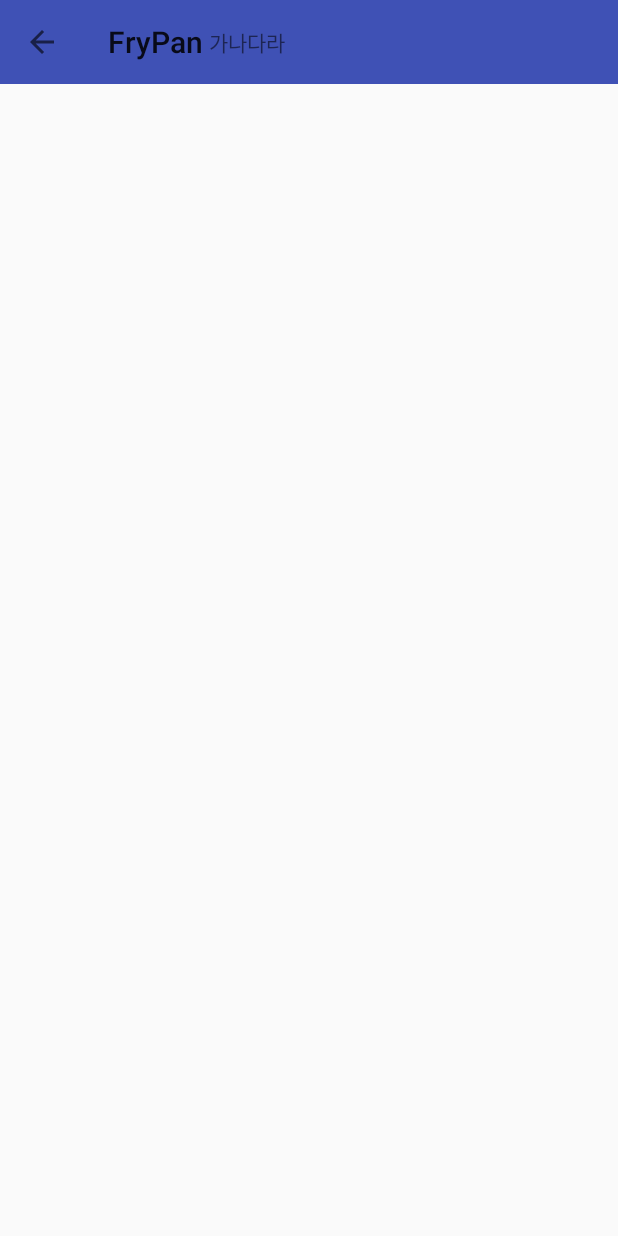
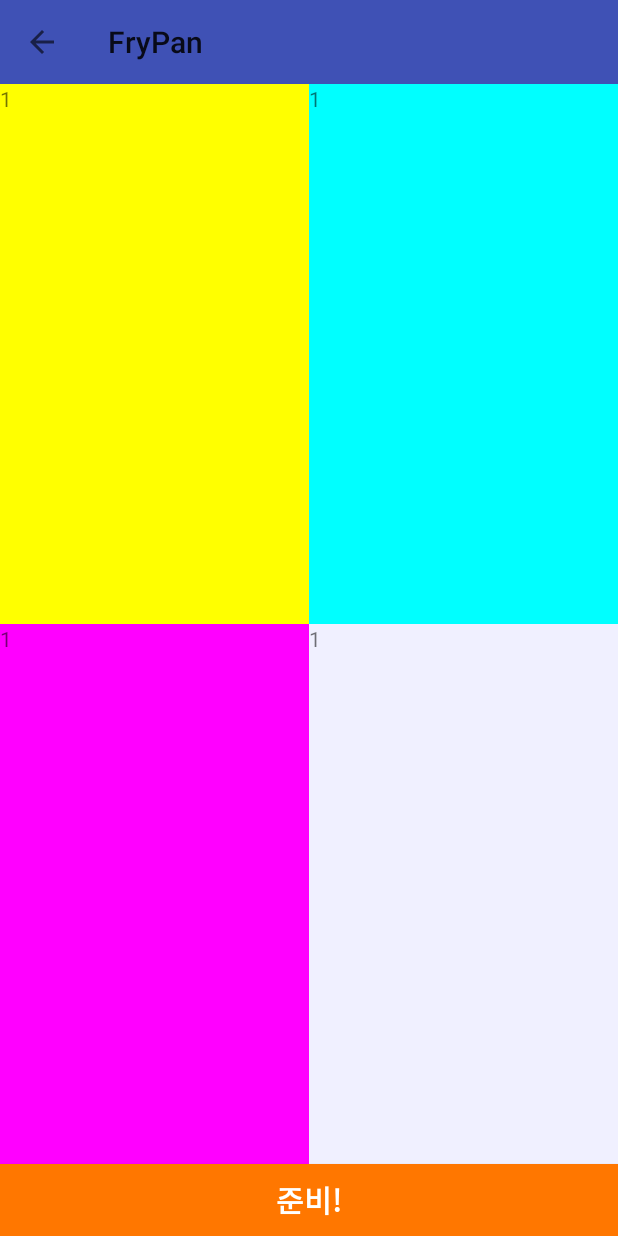
Before and after one commit to Team-FryPan/FryingPan, an Android app: the WaitingRoomActivity screen opened directly, with no data from a screen before it, on a phone screen of 412 x 824 dp. Run offline under Robolectric (Android 15) with nearby library versions, the phone set to English and light mode, and no system bars; 2 statements that could not run were skipped.

Commit message:
MainActivity & WaitingRoomActivity design + alpha

```diff
--- a/app/src/main/AndroidManifest.xml
+++ b/app/src/main/AndroidManifest.xml
@@ -9,7 +9,8 @@
         android:icon="@mipmap/ic_launcher"
         android:label="@string/app_name"
         android:supportsRtl="true"
-        android:theme="@style/AppTheme">
+        android:theme="@style/AppTheme"
+        android:largeHeap="true">
         <activity android:name=".MainActivity">
             <intent-filter>
                 <action android:name="android.intent.action.MAIN" />
--- a/app/src/main/java/net/cloudapp/eggfry/frypan/MainActivity.java
+++ b/app/src/main/java/net/cloudapp/eggfry/frypan/MainActivity.java
@@ -53,6 +53,7 @@ public class MainActivity extends AppCompatActivity implements HttpResponse{
 
         }
 
+        // 소리 세팅
         bgmManager = new BackGroundMusicManager(this, R.raw.opening);
         soundManager = new SoundManager(this);
         setSound();
@@ -65,6 +66,9 @@ public class MainActivity extends AppCompatActivity implements HttpResponse{
             }
         }, 3000);
 
+
+
+
     }
 
     public void onPlayBtnClicked(View v) {
@@ -75,7 +79,7 @@ public class MainActivity extends AppCompatActivity implements HttpResponse{
 
     public void onHowToBtnClicked(View v) {
         soundManager.playSound("click");
-        Intent it = new Intent(this, WaitingRoomActivity.class);
+        Intent it = new Intent(this, HowToActivity.class);
         startActivity(it);
     }
 
--- a/app/src/main/java/net/cloudapp/eggfry/frypan/WaitingRoomActivity.java
+++ b/app/src/main/java/net/cloudapp/eggfry/frypan/WaitingRoomActivity.java
@@ -9,6 +9,7 @@ import android.support.v7.app.ActionBar;
 import android.support.v7.app.AppCompatActivity;
 import android.os.Bundle;
 import android.support.v7.widget.Toolbar;
+import android.view.View;
 
 public class WaitingRoomActivity extends AppCompatActivity {
 
@@ -39,8 +40,11 @@ public class WaitingRoomActivity extends AppCompatActivity {
         super.onCreate(savedInstanceState);
         setContentView(R.layout.activity_waiting_room);
 
+        Intent recvIntent = getIntent();
+
         Toolbar toolbar = (Toolbar)findViewById(R.id.toolBar);
         setSupportActionBar(toolbar);
+        toolbar.setTitle(recvIntent.getStringExtra("channel") + "번 채널");
 
         ActionBar actionBar = getSupportActionBar();
         if (actionBar != null)
@@ -49,4 +53,9 @@ public class WaitingRoomActivity extends AppCompatActivity {
         Intent intent = new Intent(this, SocketService.class);
         bindService(intent, mConnection, Context.BIND_NOT_FOREGROUND);
     }
+
+    // 준비 버튼 처리
+    public void onReadyBtnClicked(View v) {
+
+    }
 }
--- a/app/src/main/res/layout/activity_waiting_room.xml
+++ b/app/src/main/res/layout/activity_waiting_room.xml
@@ -1,20 +1,84 @@
 <?xml version="1.0" encoding="utf-8"?>
-<RelativeLayout xmlns:android="http://schemas.android.com/apk/res/android"
+<LinearLayout xmlns:android="http://schemas.android.com/apk/res/android"
     xmlns:tools="http://schemas.android.com/tools"
     android:layout_width="match_parent"
     android:layout_height="match_parent"
+    android:orientation="vertical"
     tools:context="net.cloudapp.eggfry.frypan.WaitingRoomActivity">
-<android.support.v7.widget.Toolbar xmlns:android="http://schemas.android.com/apk/res/android"
+
+    <android.support.v7.widget.Toolbar
+        xmlns:android="http://schemas.android.com/apk/res/android"
         android:id="@+id/toolBar"
         android:layout_width="match_parent"
         android:layout_height="wrap_content"
         android:minHeight="?attr/actionBarSize"
-    android:background="?attr/colorPrimary">
+        android:background="?attr/colorPrimary"
+        android:titleTextColor="@android:color/white">
+
+    </android.support.v7.widget.Toolbar>
+
+    <LinearLayout
+        android:layout_width="match_parent"
+        android:layout_height="wrap_content"
+        android:layout_weight="1"
+        android:orientation="horizontal">
+        <RelativeLayout
+            android:layout_width="wrap_content"
+            android:layout_height="match_parent"
+            android:layout_weight="1"
+            android:background="#FFFF00">
             <TextView
                 android:layout_width="wrap_content"
                 android:layout_height="wrap_content"
-        android:text="가나다라"/>
-</android.support.v7.widget.Toolbar>
+                android:text="1"/>
+        </RelativeLayout>
+        <RelativeLayout
+            android:layout_width="wrap_content"
+            android:layout_height="match_parent"
+            android:layout_weight="1"
+            android:background="#00FFFF">
+            <TextView
+                android:layout_width="wrap_content"
+                android:layout_height="wrap_content"
+                android:text="1"/>
+        </RelativeLayout>
 
+    </LinearLayout>
+    <LinearLayout
+        android:layout_width="match_parent"
+        android:layout_height="wrap_content"
+        android:layout_weight="1"
+        android:orientation="horizontal">
+        <RelativeLayout
+            android:layout_width="wrap_content"
+            android:layout_height="match_parent"
+            android:layout_weight="1"
+            android:background="#FF00FF">
+            <TextView
+                android:layout_width="wrap_content"
+                android:layout_height="wrap_content"
+                android:text="1"/>
+        </RelativeLayout>
+        <RelativeLayout
+            android:layout_width="wrap_content"
+            android:layout_height="match_parent"
+            android:layout_weight="1"
+            android:background="#F0F0FF">
+            <TextView
+                android:layout_width="wrap_content"
+                android:layout_height="wrap_content"
+                android:text="1"/>
+        </RelativeLayout>
+    </LinearLayout>
+    <Button
+        android:layout_width="match_parent"
+        android:layout_height="wrap_content"
+        android:gravity="center"
+        android:background="#FF7700"
+        android:textSize="20sp"
+        android:textColor="@android:color/white"
+        android:textStyle="bold"
+        android:text="준비!"
+        android:onClick="onReadyBtnClicked"/>
 
-</RelativeLayout>
+</LinearLayout>
```
Also changed, not shown: app/src/main/res/layout/activity_main.xml (+42 -38 lines), app/src/main/res/drawable/bg.png (added), app/src/main/res/drawable/btn_devinfo.png, app/src/main/res/drawable/btn_info.png, app/src/main/res/drawable/btn_play.png, app/src/main/res/drawable/btn_quit.png. Lines whose indentation alone changed are shown as unchanged.
